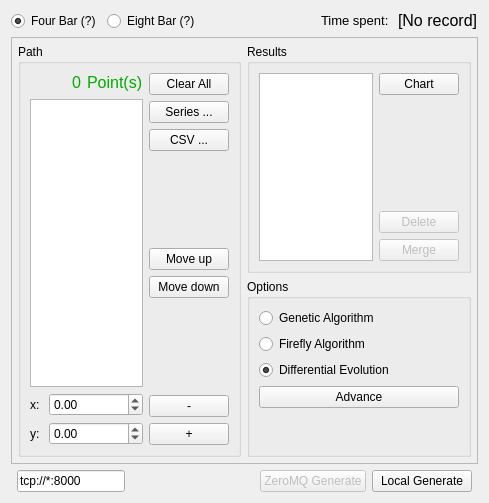
Above: core/panel/DimensionalSynthesis/Path_Solving.ui from KmolYuan/Pyslvs-UI before the change. Below: the same form after it.
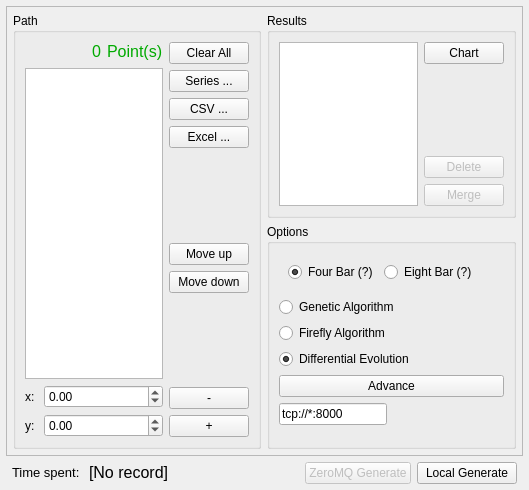
That is the form after the change. Icons and pictures are not drawn.

Commit message: Import path (Path Soving) from Microsoft Excel function.

Diff of the .ui file:
```diff
--- a/core/panel/DimensionalSynthesis/Path_Solving.ui
+++ b/core/panel/DimensionalSynthesis/Path_Solving.ui
@@ -6,65 +6,23 @@
    <rect>
     <x>0</x>
     <y>0</y>
-    <width>489</width>
-    <height>503</height>
+    <width>529</width>
+    <height>490</height>
    </rect>
   </property>
   <layout class="QVBoxLayout" name="verticalLayout_5">
-   <item>
-    <layout class="QHBoxLayout" name="horizontalLayout_8">
-     <item>
-      <widget class="QRadioButton" name="FourBar">
-       <property name="toolTip">
-        <string>&lt;html&gt;&lt;head/&gt;&lt;body&gt;&lt;h1&gt;Four Bar&lt;/h1&gt;&lt;img src=&quot;:/icons/preview/4Bar_triangle.png&quot;/&gt;&lt;/body&gt;&lt;/html&gt;</string>
-       </property>
-       <property name="text">
-        <string>Four Bar (?)</string>
-       </property>
-       <property name="checked">
-        <bool>true</bool>
-       </property>
-      </widget>
-     </item>
-     <item>
-      <widget class="QRadioButton" name="radioButton">
-       <property name="toolTip">
-        <string>&lt;html&gt;&lt;head/&gt;&lt;body&gt;&lt;h1&gt;Eight Bar&lt;/h1&gt;&lt;img src=&quot;:/icons/preview/8Bar_triangle.png&quot;/&gt;&lt;/body&gt;&lt;/html&gt;</string>
-       </property>
-       <property name="text">
-        <string>Eight Bar (?)</string>
-       </property>
-      </widget>
-     </item>
-     <item>
-      <spacer name="horizontalSpacer">
-       <property name="orientation">
-        <enum>Qt::Horizontal</enum>
-       </property>
-       <property name="sizeHint" stdset="0">
-        <size>
-         <width>40</width>
-         <height>20</height>
-        </size>
-       </property>
-      </spacer>
-     </item>
-     <item>
-      <widget class="QLabel" name="label_7">
-       <property name="text">
-        <string>&lt;html&gt;&lt;head/&gt;&lt;body&gt;&lt;p&gt;&lt;span style=&quot; font-size:10pt;&quot;&gt;Time spent: &lt;/span&gt;&lt;/p&gt;&lt;/body&gt;&lt;/html&gt;</string>
-       </property>
-      </widget>
-     </item>
-     <item>
-      <widget class="QLabel" name="timeShow">
-       <property name="text">
-        <string>&lt;html&gt;&lt;head/&gt;&lt;body&gt;&lt;p&gt;&lt;span style=&quot; font-size:12pt&quot;&gt;[No record]&lt;/span&gt;&lt;/p&gt;&lt;/body&gt;&lt;/html&gt;</string>
-       </property>
-      </widget>
-     </item>
-    </layout>
-   </item>
+   <property name="leftMargin">
+    <number>6</number>
+   </property>
+   <property name="topMargin">
+    <number>6</number>
+   </property>
+   <property name="rightMargin">
+    <number>6</number>
+   </property>
+   <property name="bottomMargin">
+    <number>6</number>
+   </property>
    <item>
     <widget class="QScrollArea" name="scrollArea">
      <property name="widgetResizable">
@@ -75,8 +33,8 @@
        <rect>
         <x>0</x>
         <y>0</y>
-        <width>469</width>
-        <height>411</height>
+        <width>515</width>
+        <height>439</height>
        </rect>
       </property>
       <layout class="QHBoxLayout" name="horizontalLayout_7">
@@ -232,6 +190,17 @@
               </property>
              </widget>
             </item>
+            <item>
+             <widget class="QPushButton" name="importXLSX">
+              <property name="text">
+               <string>Excel ...</string>
+              </property>
+              <property name="icon">
+               <iconset resource="../../../icons.qrc">
+                <normaloff>:/icons/excel_2013.png</normaloff>:/icons/excel_2013.png</iconset>
+              </property>
+             </widget>
+            </item>
             <item>
              <spacer name="verticalSpacer_3">
               <property name="orientation">
@@ -374,6 +343,48 @@
             <string>Options</string>
            </property>
            <layout class="QVBoxLayout" name="verticalLayout_4">
+            <item>
+             <widget class="QWidget" name="Bar" native="true">
+              <layout class="QHBoxLayout" name="horizontalLayout_8">
+               <item>
+                <widget class="QRadioButton" name="FourBar">
+                 <property name="toolTip">
+                  <string>&lt;html&gt;&lt;head/&gt;&lt;body&gt;&lt;h1&gt;Four Bar&lt;/h1&gt;&lt;img src=&quot;:/icons/preview/4Bar_triangle.png&quot;/&gt;&lt;/body&gt;&lt;/html&gt;</string>
+                 </property>
+                 <property name="text">
+                  <string>Four Bar (?)</string>
+                 </property>
+                 <property name="checked">
+                  <bool>true</bool>
+                 </property>
+                </widget>
+               </item>
+               <item>
+                <widget class="QRadioButton" name="radioButton">
+                 <property name="toolTip">
+                  <string>&lt;html&gt;&lt;head/&gt;&lt;body&gt;&lt;h1&gt;Eight Bar&lt;/h1&gt;&lt;img src=&quot;:/icons/preview/8Bar_triangle.png&quot;/&gt;&lt;/body&gt;&lt;/html&gt;</string>
+                 </property>
+                 <property name="text">
+                  <string>Eight Bar (?)</string>
+                 </property>
+                </widget>
+               </item>
+               <item>
+                <spacer name="horizontalSpacer">
+                 <property name="orientation">
+                  <enum>Qt::Horizontal</enum>
+                 </property>
+                 <property name="sizeHint" stdset="0">
+                  <size>
+                   <width>40</width>
+                   <height>20</height>
+                  </size>
+                 </property>
+                </spacer>
+               </item>
+              </layout>
+             </widget>
+            </item>
             <item>
              <widget class="QRadioButton" name="type0">
               <property name="text">
@@ -408,6 +419,19 @@
               </property>
              </widget>
             </item>
+            <item>
+             <widget class="QLineEdit" name="portText">
+              <property name="sizePolicy">
+               <sizepolicy hsizetype="Fixed" vsizetype="Fixed">
+                <horstretch>0</horstretch>
+                <verstretch>0</verstretch>
+               </sizepolicy>
+              </property>
+              <property name="text">
+               <string>tcp://*:8000</string>
+              </property>
+             </widget>
+            </item>
             <item>
              <spacer name="verticalSpacer_4">
               <property name="orientation">
@@ -451,17 +475,22 @@
          <number>0</number>
         </property>
         <item>
-         <widget class="QLineEdit" name="portText">
-          <property name="sizePolicy">
-           <sizepolicy hsizetype="Fixed" vsizetype="Fixed">
-            <horstretch>0</horstretch>
-            <verstretch>0</verstretch>
-           </sizepolicy>
-          </property>
-          <property name="text">
-           <string>tcp://*:8000</string>
-          </property>
-         </widget>
+         <layout class="QHBoxLayout" name="horizontalLayout_10">
+          <item>
+           <widget class="QLabel" name="label_7">
+            <property name="text">
+             <string>&lt;html&gt;&lt;head/&gt;&lt;body&gt;&lt;p&gt;&lt;span style=&quot; font-size:10pt;&quot;&gt;Time spent: &lt;/span&gt;&lt;/p&gt;&lt;/body&gt;&lt;/html&gt;</string>
+            </property>
+           </widget>
+          </item>
+          <item>
+           <widget class="QLabel" name="timeShow">
+            <property name="text">
+             <string>&lt;html&gt;&lt;head/&gt;&lt;body&gt;&lt;p&gt;&lt;span style=&quot; font-size:12pt&quot;&gt;[No record]&lt;/span&gt;&lt;/p&gt;&lt;/body&gt;&lt;/html&gt;</string>
+            </property>
+           </widget>
+          </item>
+         </layout>
         </item>
         <item>
          <spacer name="horizontalSpacer_6">
```
The commit also changes 6 other files.
